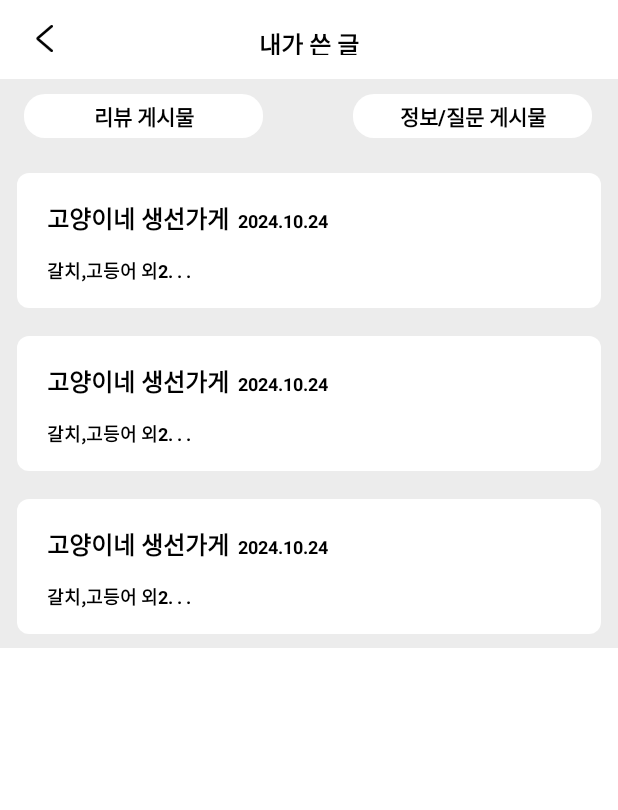
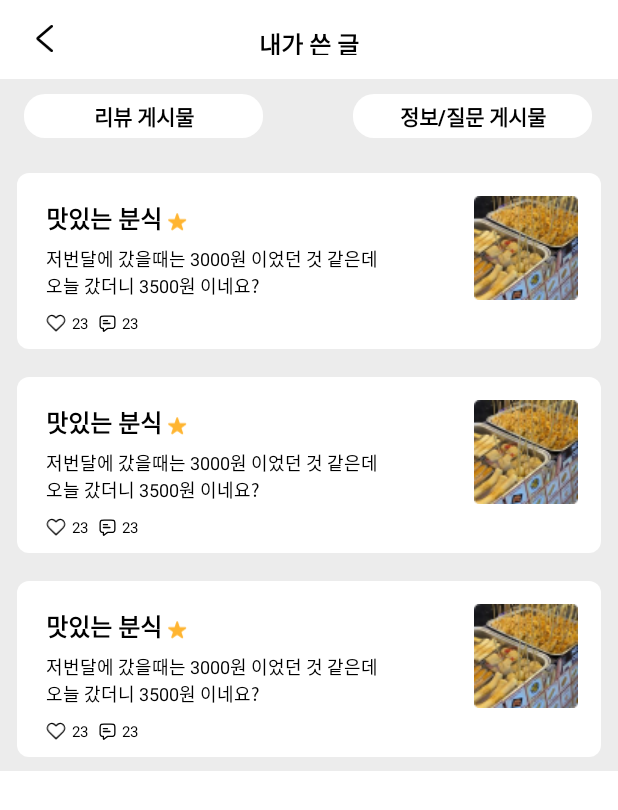
Before and after one commit to 9oormthon-univ/9oormthon-univ-2024_DANPOON_TEAM_41_FE, an Android app: the layout fragment_history_commu.xml on its own in the app's theme, with its tools: preview values and no code run, on a phone screen of 412 x 824 dp. Shown: the top 810 px of the screen. Run offline under Robolectric (Android 15) with nearby library versions, the phone set to English and light mode, and no system bars.

Commit message:
zero history_commu.xml finish

```diff
--- /dev/null
+++ b/app/src/main/res/drawable/ic_commu_comment.xml
@@ -0,0 +1,13 @@
+<vector xmlns:android="http://schemas.android.com/apk/res/android"
+    android:width="13dp"
+    android:height="13dp"
+    android:viewportWidth="13"
+    android:viewportHeight="13">
+  <path
+      android:strokeWidth="1"
+      android:pathData="M3.375,4.313H6.5M3.375,6.5H8.375M3.375,10.25V11.71C3.375,12.043 3.375,12.209 3.443,12.295C3.503,12.369 3.593,12.412 3.688,12.412C3.797,12.412 3.927,12.308 4.187,12.1L5.678,10.907C5.983,10.664 6.135,10.542 6.305,10.455C6.455,10.378 6.615,10.322 6.781,10.288C6.967,10.25 7.162,10.25 7.552,10.25H9.125C10.175,10.25 10.7,10.25 11.101,10.046C11.454,9.866 11.741,9.579 11.921,9.226C12.125,8.825 12.125,8.3 12.125,7.25V3.875C12.125,2.825 12.125,2.3 11.921,1.899C11.741,1.546 11.454,1.259 11.101,1.079C10.7,0.875 10.175,0.875 9.125,0.875H3.875C2.825,0.875 2.3,0.875 1.899,1.079C1.546,1.259 1.259,1.546 1.079,1.899C0.875,2.3 0.875,2.825 0.875,3.875V7.75C0.875,8.331 0.875,8.622 0.939,8.86C1.112,9.507 1.618,10.013 2.265,10.186C2.503,10.25 2.794,10.25 3.375,10.25Z"
+      android:strokeLineJoin="round"
+      android:fillColor="#00000000"
+      android:strokeColor="#000000"
+      android:strokeLineCap="round"/>
+</vector>
--- /dev/null
+++ b/app/src/main/res/drawable/ic_commu_like.xml
@@ -0,0 +1,13 @@
+<vector xmlns:android="http://schemas.android.com/apk/res/android"
+    android:width="15dp"
+    android:height="14dp"
+    android:viewportWidth="15"
+    android:viewportHeight="14">
+  <path
+      android:strokeWidth="1"
+      android:pathData="M7.504,13L1.987,7.473C-1.011,4.156 3.396,-2.211 7.504,2.94C11.612,-2.211 15.999,4.178 13.021,7.473L7.504,13Z"
+      android:strokeLineJoin="round"
+      android:fillColor="#00000000"
+      android:strokeColor="#000001"
+      android:strokeLineCap="round"/>
+</vector>
--- /dev/null
+++ b/app/src/main/res/drawable/ic_star.xml
@@ -0,0 +1,9 @@
+<vector xmlns:android="http://schemas.android.com/apk/res/android"
+    android:width="11dp"
+    android:height="10dp"
+    android:viewportWidth="11"
+    android:viewportHeight="10">
+  <path
+      android:pathData="M4.564,0.464C4.713,0.003 5.365,0.003 5.515,0.464L6.35,3.035C6.417,3.241 6.609,3.381 6.826,3.381H9.53C10.014,3.381 10.215,4.001 9.824,4.285L7.636,5.875C7.461,6.002 7.387,6.228 7.454,6.434L8.29,9.005C8.44,9.466 7.912,9.849 7.521,9.564L5.333,7.975C5.158,7.848 4.92,7.848 4.745,7.975L2.558,9.564C2.166,9.849 1.638,9.466 1.788,9.005L2.624,6.434C2.691,6.228 2.617,6.002 2.442,5.875L0.254,4.285C-0.137,4.001 0.064,3.381 0.548,3.381H3.252C3.469,3.381 3.661,3.241 3.728,3.035L4.564,0.464Z"
+      android:fillColor="#FFB531"/>
+</vector>
--- a/app/src/main/res/layout/fragment_history_commu.xml
+++ b/app/src/main/res/layout/fragment_history_commu.xml
@@ -107,7 +107,7 @@
                 app:layout_constraintStart_toStartOf="parent"
                 app:layout_constraintEnd_toEndOf="parent"
                 app:layout_constraintTop_toTopOf="parent"
-                tools:listitem="@layout/item_history_order"/>
+                tools:listitem="@layout/item_commu"/>
 
 
         </androidx.constraintlayout.widget.ConstraintLayout>
--- a/app/src/main/res/layout/item_commu.xml
+++ b/app/src/main/res/layout/item_commu.xml
@@ -2,10 +2,102 @@
 <androidx.constraintlayout.widget.ConstraintLayout xmlns:android="http://schemas.android.com/apk/res/android"
     android:layout_width="match_parent"
     android:layout_height="wrap_content"
+    xmlns:app="http://schemas.android.com/apk/res-auto"
     android:background="@drawable/bg_rectangle_white_8"
     android:layout_marginStart="11dp"
     android:layout_marginEnd="11dp"
     android:layout_marginTop="9dp"
     android:layout_marginBottom="9dp">
 
+    <TextView
+        android:id="@+id/item_commu_title_tv"
+        android:layout_width="wrap_content"
+        android:layout_height="wrap_content"
+        android:layout_marginStart="19dp"
+        android:layout_marginTop="18dp"
+        android:text="맛있는 분식"
+        android:textColor="@color/black"
+        android:textSize="16sp"
+        android:textStyle="bold"
+        app:layout_constraintStart_toStartOf="parent"
+        app:layout_constraintTop_toTopOf="parent" />
+
+    <ImageView
+        android:id="@+id/item_commu_star_iv"
+        android:layout_width="13dp"
+        android:layout_height="13dp"
+        android:src="@drawable/ic_star"
+        android:layout_marginStart="4dp"
+        android:layout_marginTop="8dp"
+        app:layout_constraintTop_toTopOf="@id/item_commu_title_tv"
+        app:layout_constraintStart_toEndOf="@id/item_commu_title_tv"/>
+
+    <TextView
+        android:id="@+id/item_commu_body_tv"
+        android:layout_width="wrap_content"
+        android:layout_height="wrap_content"
+        android:text="저번달에 갔을때는 3000원 이었던 것 같은데 \n오늘 갔더니 3500원 이네요?"
+        android:textSize="12sp"
+        android:textColor="@color/black"
+        android:layout_marginTop="6dp"
+        app:layout_constraintTop_toBottomOf="@+id/item_commu_title_tv"
+        app:layout_constraintStart_toStartOf="@+id/item_commu_title_tv"/>
+
+    <ImageView
+        android:id="@+id/item_commu_like_iv"
+        android:layout_width="13dp"
+        android:layout_height="12dp"
+        android:src="@drawable/ic_commu_like"
+        android:layout_marginTop="10dp"
+        android:layout_marginBottom="11dp"
+        app:layout_constraintTop_toBottomOf="@id/item_commu_body_tv"
+        app:layout_constraintStart_toStartOf="@id/item_commu_body_tv"
+        app:layout_constraintBottom_toBottomOf="parent"/>
+
+    <TextView
+        android:id="@+id/item_commu_like_num_tv"
+        android:layout_width="wrap_content"
+        android:layout_height="wrap_content"
+        android:text="23"
+        android:textSize="10sp"
+        android:textColor="@color/black"
+        android:layout_marginStart="4dp"
+        app:layout_constraintStart_toEndOf="@id/item_commu_like_iv"
+        app:layout_constraintTop_toTopOf="@id/item_commu_like_iv"
+        app:layout_constraintBottom_toBottomOf="@id/item_commu_like_iv"/>
+
+    <ImageView
+        android:id="@+id/item_commu_comment_iv"
+        android:layout_width="11dp"
+        android:layout_height="11dp"
+        android:src="@drawable/ic_commu_comment"
+        android:layout_marginStart="7dp"
+        app:layout_constraintStart_toEndOf="@id/item_commu_like_num_tv"
+        app:layout_constraintTop_toTopOf="@id/item_commu_like_iv"
+        app:layout_constraintBottom_toBottomOf="@id/item_commu_like_iv"/>
+
+    <TextView
+        android:id="@+id/item_commu_comment_num_tv"
+        android:layout_width="wrap_content"
+        android:layout_height="wrap_content"
+        android:text="23"
+        android:textSize="10sp"
+        android:textColor="@color/black"
+        android:layout_marginStart="4dp"
+        app:layout_constraintStart_toEndOf="@id/item_commu_comment_iv"
+        app:layout_constraintTop_toTopOf="@id/item_commu_comment_iv"
+        app:layout_constraintBottom_toBottomOf="@id/item_commu_comment_iv"/>
+
+    <ImageView
+        android:id="@+id/item_commu_img_iv"
+        android:layout_width="69dp"
+        android:layout_height="69dp"
+        android:layout_marginTop="15dp"
+        android:layout_marginEnd="15dp"
+        android:src="@drawable/img_food"
+        app:layout_constraintCircleRadius="4dp"
+        app:layout_constraintTop_toTopOf="parent"
+        app:layout_constraintEnd_toEndOf="parent"/>
+
+
 </androidx.constraintlayout.widget.ConstraintLayout>
```
Also changed, not shown: app/src/main/res/drawable/img_food.png (added).
